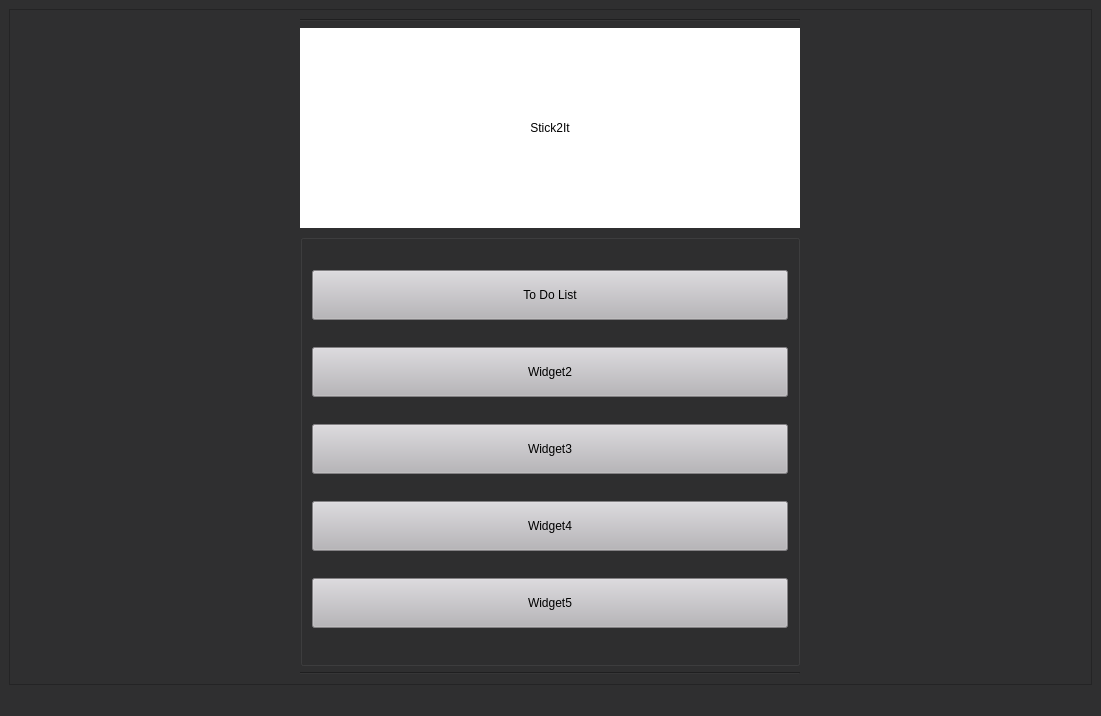
The window that widgets/MainMenu/design.ui (miranda0129/Stick2It) describes before a commit, drawn with Qt 5.
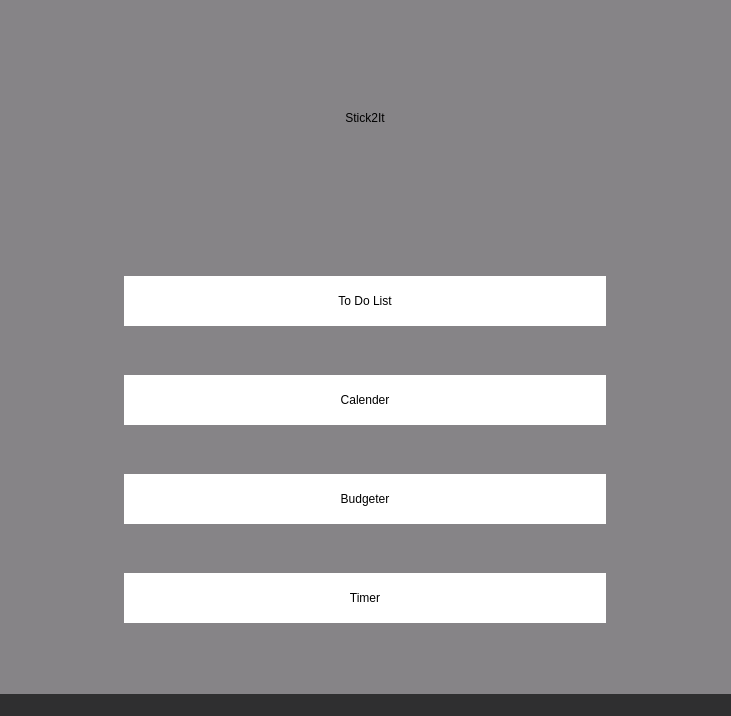
The same window after the commit.

Commit message: cleaned up main menu colour scheme matches to do list widget, i find the grey easier on the eyes, got rid of container borders

Patch:
```diff
--- a/widgets/MainMenu/design.ui
+++ b/widgets/MainMenu/design.ui
@@ -6,7 +6,7 @@
    <rect>
     <x>0</x>
     <y>0</y>
-    <width>1101</width>
+    <width>731</width>
     <height>716</height>
    </rect>
   </property>
@@ -23,9 +23,15 @@
    <bool>false</bool>
   </property>
   <widget class="QWidget" name="centralwidget">
+   <property name="styleSheet">
+    <string notr="true">background-color: rgb(134, 132, 135);</string>
+   </property>
    <layout class="QGridLayout" name="gridLayout_2">
     <item row="0" column="0">
      <widget class="QFrame" name="frame_2">
+      <property name="styleSheet">
+       <string notr="true">border: none;</string>
+      </property>
       <property name="frameShape">
        <enum>QFrame::StyledPanel</enum>
       </property>
@@ -33,8 +39,11 @@
        <enum>QFrame::Raised</enum>
       </property>
       <layout class="QGridLayout" name="gridLayout">
-       <item row="2" column="0">
+       <item row="1" column="0">
         <widget class="QGroupBox" name="widgetButtons">
+         <property name="styleSheet">
+          <string notr="true">border: none;</string>
+         </property>
          <property name="title">
           <string/>
          </property>
@@ -42,6 +51,29 @@
           <bool>true</bool>
          </property>
          <layout class="QGridLayout" name="gridLayout_3">
+          <item row="1" column="0">
+           <widget class="QPushButton" name="widget2">
+            <property name="minimumSize">
+             <size>
+              <width>200</width>
+              <height>50</height>
+             </size>
+            </property>
+            <property name="maximumSize">
+             <size>
+              <width>600</width>
+              <height>50</height>
+             </size>
+            </property>
+            <property name="styleSheet">
+             <string notr="true">background-color: rgb(255, 255, 255);
+color: rgb(0, 0, 0);</string>
+            </property>
+            <property name="text">
+             <string>Calender</string>
+            </property>
+           </widget>
+          </item>
           <item row="0" column="0">
            <widget class="QPushButton" name="widget1">
             <property name="minimumSize">
@@ -57,35 +89,14 @@
              </size>
             </property>
             <property name="styleSheet">
-             <string notr="true">background-color: rgb(183, 181, 185);</string>
+             <string notr="true">background-color: rgb(255, 255, 255);
+color: rgb(0, 0, 0);</string>
             </property>
             <property name="text">
              <string>To Do List</string>
             </property>
            </widget>
           </item>
-          <item row="1" column="0">
-           <widget class="QPushButton" name="widget2">
-            <property name="minimumSize">
-             <size>
-              <width>200</width>
-              <height>50</height>
-             </size>
-            </property>
-            <property name="maximumSize">
-             <size>
-              <width>600</width>
-              <height>50</height>
-             </size>
-            </property>
-            <property name="styleSheet">
-             <string notr="true">background-color: rgb(183, 181, 185);</string>
-            </property>
-            <property name="text">
-             <string>Widget2</string>
-            </property>
-           </widget>
-          </item>
           <item row="2" column="0">
            <widget class="QPushButton" name="widget3">
             <property name="minimumSize">
@@ -101,10 +112,11 @@
              </size>
             </property>
             <property name="styleSheet">
-             <string notr="true">background-color: rgb(183, 181, 185);</string>
+             <string notr="true">background-color: rgb(255, 255, 255);
+color: rgb(0, 0, 0);</string>
             </property>
             <property name="text">
-             <string>Widget3</string>
+             <string>Budgeter</string>
             </property>
            </widget>
           </item>
@@ -123,39 +135,18 @@
              </size>
             </property>
             <property name="styleSheet">
-             <string notr="true">background-color: rgb(183, 181, 185);</string>
+             <string notr="true">background-color: rgb(255, 255, 255);
+color: rgb(0, 0, 0);</string>
             </property>
             <property name="text">
-             <string>Widget4</string>
-            </property>
-           </widget>
-          </item>
-          <item row="4" column="0">
-           <widget class="QPushButton" name="widget5">
-            <property name="minimumSize">
-             <size>
-              <width>200</width>
-              <height>50</height>
-             </size>
-            </property>
-            <property name="maximumSize">
-             <size>
-              <width>600</width>
-              <height>50</height>
-             </size>
-            </property>
-            <property name="styleSheet">
-             <string notr="true">background-color: rgb(183, 181, 185);</string>
-            </property>
-            <property name="text">
-             <string>Widget5</string>
+             <string>Timer</string>
             </property>
            </widget>
           </item>
          </layout>
         </widget>
        </item>
-       <item row="1" column="0">
+       <item row="0" column="0">
         <widget class="QLabel" name="label">
          <property name="minimumSize">
           <size>
@@ -176,9 +167,8 @@
           </size>
          </property>
          <property name="styleSheet">
-          <string notr="true">background-color: rgb(255, 255, 255);
-font: 13pt &quot;.AppleSystemUIFont&quot;;
-font: 24pt &quot;.AppleSystemUIFont&quot;;
+          <string notr="true">color: rgb(0, 0, 0);
+font: italic 40pt &quot;Zapfino&quot;;
 </string>
          </property>
          <property name="text">
@@ -189,20 +179,6 @@
          </property>
         </widget>
        </item>
-       <item row="3" column="0">
-        <widget class="Line" name="line">
-         <property name="orientation">
-          <enum>Qt::Horizontal</enum>
-         </property>
-        </widget>
-       </item>
-       <item row="0" column="0">
-        <widget class="Line" name="line_2">
-         <property name="orientation">
-          <enum>Qt::Horizontal</enum>
-         </property>
-        </widget>
-       </item>
       </layout>
      </widget>
     </item>
```
The commit also changes 1 other file.
